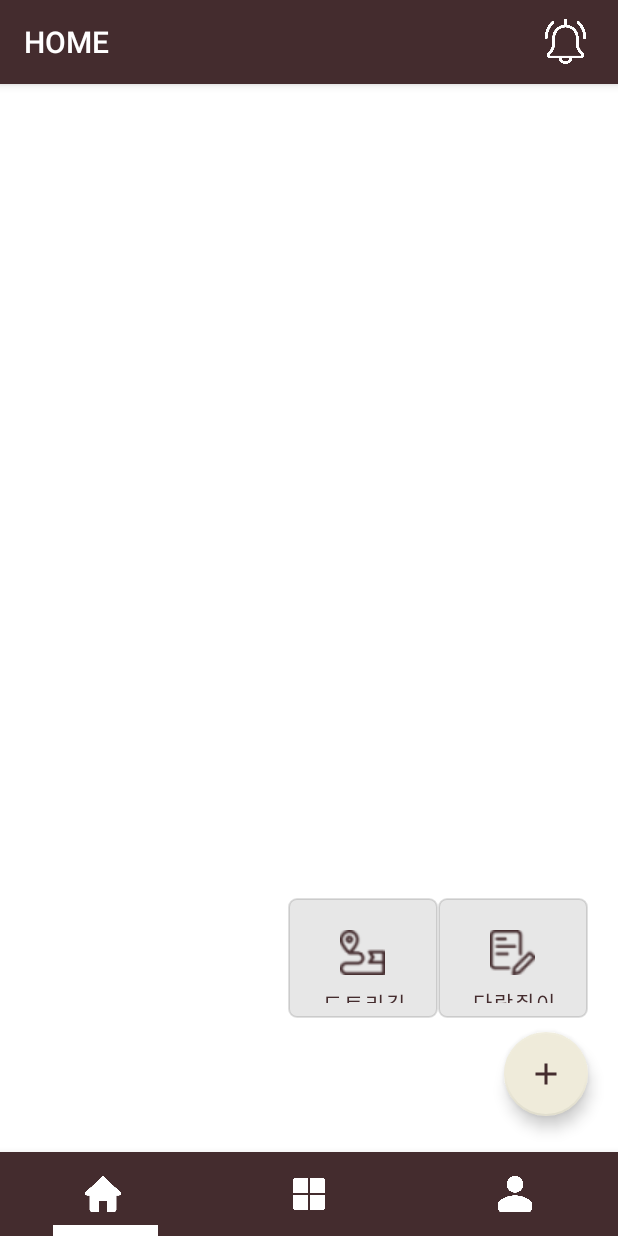
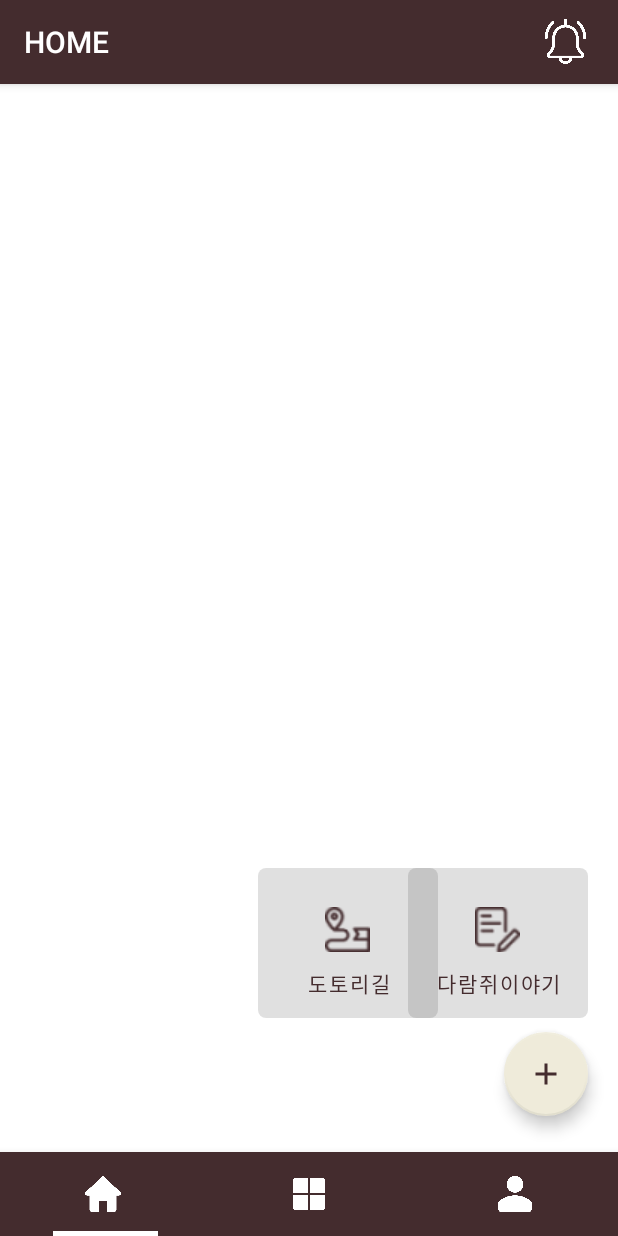
Before and after one commit to DalCoding/RTR-onCoding, an Android app: the layout activity_main.xml on its own in the app's theme, with its tools: preview values and no code run, on a phone screen of 412 x 824 dp. Run offline under Robolectric (Android 15) with nearby library versions, the phone set to English and light mode, and no system bars.

Commit message:
xml 1차 수정

```diff
--- a/app/src/main/java/com/example/rotory/MainActivity.java
+++ b/app/src/main/java/com/example/rotory/MainActivity.java
@@ -229,7 +229,8 @@ public class MainActivity extends AppCompatActivity implements OnTabItemSelected
                    pop2FloatingBtn.setEnabled(false);
                     isFabOpen = true;
                 }
-
+                popFloatingBtn.bringToFront();
+                pop2FloatingBtn.bringToFront();
             }
         });
 
--- a/app/src/main/res/anim/translate_up.xml
+++ b/app/src/main/res/anim/translate_up.xml
@@ -6,6 +6,6 @@
         android:fromYDelta="100%p"
         android:toYDelta="0%p"
         android:duration="500"
-        android:fillAfter="true"/>
+        android:fillAfter="false"/>
 
 </set>
--- a/app/src/main/res/layout/activity_main.xml
+++ b/app/src/main/res/layout/activity_main.xml
@@ -195,17 +195,17 @@
 
     <Button
         android:id="@+id/popFloatingBtn2"
-        android:layout_width="100dp"
-        android:layout_height="80dp"
+        android:layout_width="120dp"
+        android:layout_height="100dp"
         android:layout_gravity="bottom|right"
         android:layout_marginRight="120dp"
         android:layout_marginBottom="145dp"
-        android:background="@drawable/brownlinebox"
+        android:background="@drawable/beigebox"
         android:clickable="false"
         android:drawableTop="@drawable/roadicon_small"
         android:enabled="false"
         android:gravity="center"
-        android:paddingTop="15dp"
+        android:paddingTop="20dp"
         android:text="도토리길"
         android:textColor="@color/brown"
         android:textSize="14sp"
@@ -213,16 +213,16 @@
 
     <Button
         android:id="@+id/pop2FloatingBtn2"
-        android:layout_width="100dp"
-        android:layout_height="80dp"
+        android:layout_width="120dp"
+        android:layout_height="100dp"
         android:layout_gravity="bottom|right"
         android:layout_marginRight="20dp"
         android:layout_marginBottom="145dp"
-        android:background="@drawable/brownlinebox"
+        android:background="@drawable/beigebox"
         android:clickable="false"
         android:drawableTop="@drawable/storyicon"
         android:enabled="false"
-        android:paddingTop="15dp"
+        android:paddingTop="20dp"
         android:text="다람쥐이야기"
         android:textColor="@color/brown"
         android:visibility="visible" />
@@ -249,7 +249,7 @@
             <RelativeLayout
                 android:id="@+id/bottomNavUnderbarHome"
                 android:layout_width="70dp"
-                android:layout_height="7dp"
+                android:layout_height="3dp"
                 android:layout_alignParentLeft="true"
                 android:layout_alignParentBottom="true"
                 android:layout_marginStart="35dp"
@@ -262,7 +262,7 @@
             <RelativeLayout
                 android:id="@+id/bottomNavUnderbarTheme"
                 android:layout_width="70dp"
-                android:layout_height="7dp"
+                android:layout_height="3dp"
                 android:layout_alignParentBottom="true"
                 android:layout_centerHorizontal="true"
                 android:layout_marginStart="35dp"
@@ -275,7 +275,7 @@
             <RelativeLayout
                 android:id="@+id/bottomNavUnderbarUser"
                 android:layout_width="70dp"
-                android:layout_height="7dp"
+                android:layout_height="3dp"
                 android:layout_alignParentRight="true"
                 android:layout_alignParentBottom="true"
                 android:layout_marginLeft="35dp"
--- a/app/src/main/res/layout/big_map_page.xml
+++ b/app/src/main/res/layout/big_map_page.xml
@@ -291,7 +291,7 @@
         android:layout_alignParentRight="true"
         android:layout_alignParentBottom="true"
         android:layout_gravity="bottom"
-        android:layout_marginBottom="58dp"
+        android:layout_marginBottom="55dp"
         android:background="@drawable/askbackimg"
         android:visibility="invisible">
 
--- a/app/src/main/res/layout/main_road_item.xml
+++ b/app/src/main/res/layout/main_road_item.xml
@@ -3,7 +3,7 @@
     android:layout_width="150dp"
     android:layout_height="120dp"
     android:layout_margin="10dp"
-    android:background="@drawable/ripple_custom_list"
+    android:background="@drawable/brownlinebox"
     android:clickable="true">
 
     <LinearLayout
```
Also changed, not shown: app/src/main/java/com/example/rotory/Contents/RoadContentsPage.java (+7 -6 lines).
